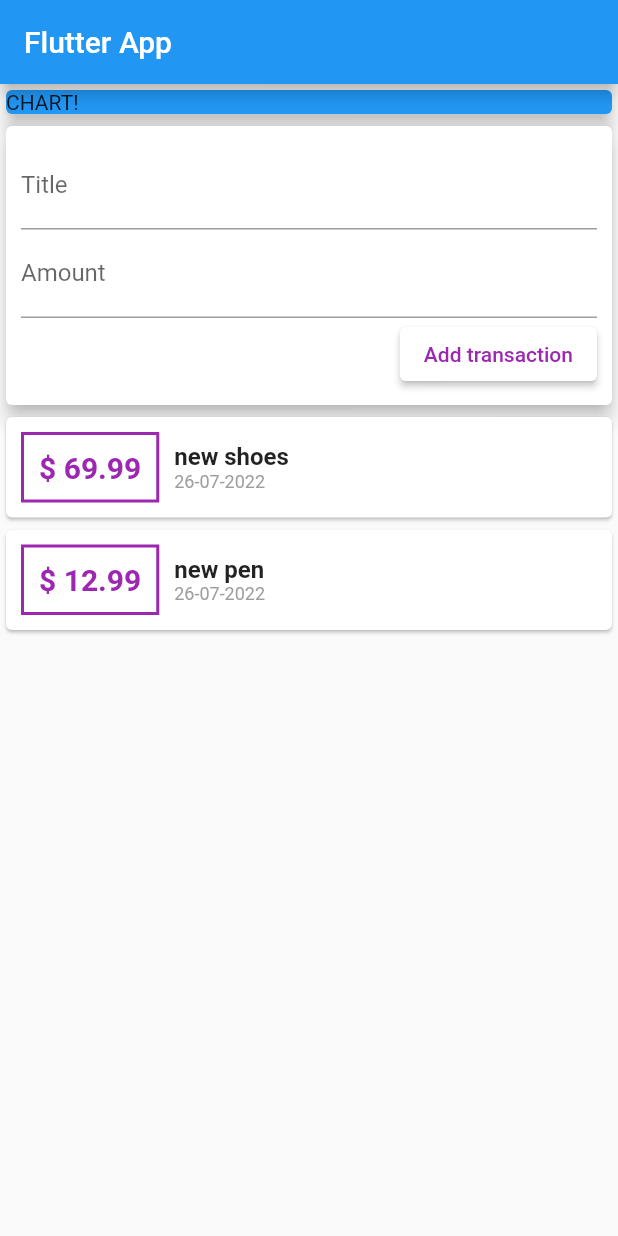
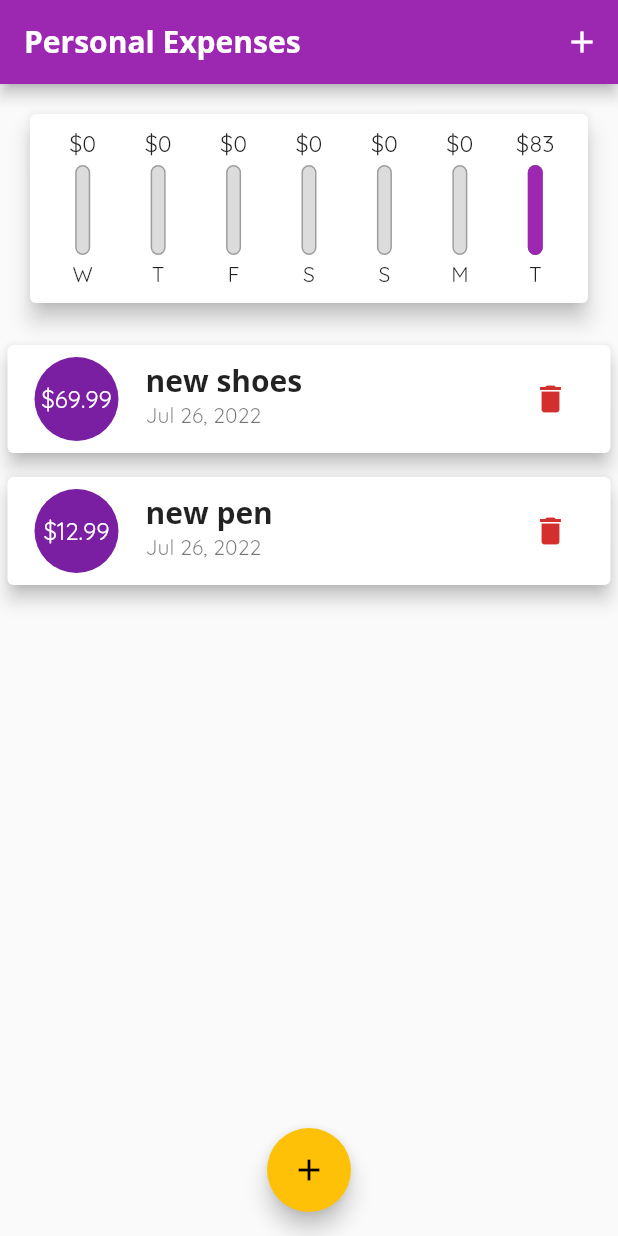
Before and after one commit to Marieftbr/flutter_transaction_app, a Flutter app: the screen it shows after launch, on a phone screen of 412 x 824 dp. Run offline on Flutter 3.47's test engine with Material 2 defaults, Android fonts, the phone set to English and light mode, and no system bars; Roboto replaces fonts that are missing (Open Sans).

Commit message:
add changes

```diff
--- a/lib/main.dart
+++ b/lib/main.dart
@@ -1,7 +1,9 @@
+import 'package:flutter/material.dart';
+
 import './widgets/new_transaction.dart';
-import 'package:flutter/material.dart';
 import './widgets/transaction_list.dart';
-import './widgets/user_transaction.dart';
+import './models/transaction.dart';
+import './widgets/chart.dart';
 
 void main() {
   runApp(MyApp());
@@ -11,39 +13,108 @@
   @override
   Widget build(BuildContext context) {
     return MaterialApp(
-      title: 'Flutter Demo',
+      title: 'Personal Expenses',
       theme: ThemeData(
-        primarySwatch: Colors.blue,
+        primarySwatch: Colors.purple,
+        accentColor: Colors.amber,
+        fontFamily: 'Quicksand',
+        appBarTheme: AppBarTheme(
+            titleTextStyle: TextStyle(
+          fontFamily: 'OpenSans',
+          fontSize: 20,
+          fontWeight: FontWeight.bold,
+        )),
       ),
       home: MyHomePage(),
     );
   }
 }
 
-class MyHomePage extends StatelessWidget {
-  // String titleInput = "";
-  // String amountInput = "";
-  final titleController = TextEditingController();
-  final amountController = TextEditingController();
+class MyHomePage extends StatefulWidget {
+  @override
+  _MyHomePageState createState() => _MyHomePageState();
+}
+
+class _MyHomePageState extends State<MyHomePage> {
+  final List<Transaction> _userTransactions = [
+    Transaction(
+        id: 't1', title: 'new shoes', amount: 69.99, date: DateTime.now()),
+    Transaction(id: 't2', title: 'new pen', amount: 12.99, date: DateTime.now())
+  ];
+
+  List<Transaction> get _recentTransactions {
+    return _userTransactions.where((tr) {
+      return tr.date.isAfter(
+        DateTime.now().subtract(
+          Duration(days: 7),
+        ),
+      );
+    }).toList();
+  }
+
+  void _addNewTransaction(
+      String trTitle, double trAmount, DateTime chosenDate) {
+    final newTr = Transaction(
+      title: trTitle,
+      amount: trAmount,
+      date: chosenDate,
+      id: DateTime.now().toString(),
+    );
+    // String titleInput = "";
+    setState(
+      () {
+        _userTransactions.add(newTr);
+      },
+    );
+  }
+
+  void _startAddNewTransaction(BuildContext ctx) {
+    showModalBottomSheet(
+      context: ctx,
+      builder: (_) {
+        return GestureDetector(
+          onTap: () {},
+          child: NewTransaction(_addNewTransaction),
+          behavior: HitTestBehavior.opaque,
+        );
+      },
+    );
+  }
+
+  void _deleteTransaction(String id) {
+    setState(() {
+      _userTransactions.removeWhere((tr) => tr.id == id);
+    });
+  }
 
   @override
   Widget build(BuildContext context) {
     return Scaffold(
       appBar: AppBar(
-        title: const Text('Flutter App'),
+        title: const Text(
+          'Personal Expenses',
+          style: TextStyle(fontFamily: 'Open Sans'),
+        ),
+        actions: [
+          IconButton(
+              onPressed: () => _startAddNewTransaction(context),
+              icon: const Icon(Icons.add))
+        ],
       ),
       body: SingleChildScrollView(
         child: Column(
           // mainAxisAlignment: MainAxisAlignment.spaceAround,
           crossAxisAlignment: CrossAxisAlignment.stretch,
           children: [
-            Card(
-                color: Colors.blue,
-                child: Container(width: double.infinity, child: Text('CHART!')),
-                elevation: 5),
-            UserTransaction(),
+            Chart(_recentTransactions),
+            TransactionList(_userTransactions, _deleteTransaction),
           ],
         ),
+      ),
+      floatingActionButtonLocation: FloatingActionButtonLocation.centerFloat,
+      floatingActionButton: FloatingActionButton(
+        child: Icon(Icons.add),
+        onPressed: (() => _startAddNewTransaction(context)),
       ),
     );
   }
--- /dev/null
+++ b/lib/widgets/chart.dart
@@ -0,0 +1,61 @@
+import 'package:flutter/material.dart';
+import '../models/transaction.dart';
+import './chart_bar.dart';
+import 'package:intl/intl.dart';
+
+class Chart extends StatelessWidget {
+  final List<Transaction> recentTransactions;
+
+  Chart(this.recentTransactions);
+
+  List<Map<String, Object>> get groupedTransactionValues {
+    return List.generate(7, (index) {
+      final weekDay = DateTime.now().subtract(Duration(days: index));
+      var totalSum = 0.0;
+
+      for (var i = 0; i < recentTransactions.length; i++) {
+        if (recentTransactions[i].date.day == weekDay.day &&
+            recentTransactions[i].date.month == weekDay.month &&
+            recentTransactions[i].date.year == weekDay.year) {
+          totalSum += recentTransactions[i].amount;
+        }
+      }
+
+      return {
+        'day': DateFormat.E().format(weekDay).substring(0, 1),
+        'amount': totalSum
+      };
+    }).reversed.toList();
+  }
+
+  double get totalSpending {
+    return groupedTransactionValues.fold(0.0, (sum, item) {
+      return sum + (item['amount'] as num);
+    });
+  }
+
+  @override
+  Widget build(BuildContext context) {
+    return Card(
+      elevation: 6,
+      margin: EdgeInsets.all(20),
+      child: Padding(
+        padding: EdgeInsets.all(10),
+        child: Row(
+          mainAxisAlignment: MainAxisAlignment.spaceAround,
+          children: groupedTransactionValues.map((data) {
+            return Flexible(
+              fit: FlexFit.tight,
+              child: ChartBar(
+                  data['day'].toString(),
+                  data['amount'] as double,
+                  totalSpending == 0.0
+                      ? 0.0
+                      : (data['amount'] as double) / totalSpending),
+            );
+          }).toList(),
+        ),
+      ),
+    );
+  }
+}
--- /dev/null
+++ b/lib/widgets/chart_bar.dart
@@ -0,0 +1,54 @@
+import 'package:flutter/material.dart';
+
+class ChartBar extends StatelessWidget {
+  final String label;
+  final double spendingAmount;
+  final double spendingPctOfTotal;
+
+  ChartBar(this.label, this.spendingAmount, this.spendingPctOfTotal);
+
+  @override
+  Widget build(BuildContext context) {
+    return Column(
+      children: [
+        Container(
+          height: 20,
+          child: FittedBox(
+            child: Text('\$${spendingAmount.toStringAsFixed(0)}'),
+          ),
+        ),
+        SizedBox(
+          height: 4,
+        ),
+        Container(
+          height: 60,
+          width: 10,
+          child: Stack(
+            children: [
+              Container(
+                decoration: BoxDecoration(
+                  border: Border.all(color: Colors.grey, width: 1.0),
+                  color: Color.fromRGBO(220, 220, 220, 1),
+                  borderRadius: BorderRadius.circular(10),
+                ),
+              ),
+              FractionallySizedBox(
+                heightFactor: spendingPctOfTotal,
+                child: Container(
+                  decoration: BoxDecoration(
+                    color: Theme.of(context).primaryColor,
+                    borderRadius: BorderRadius.circular(10),
+                  ),
+                ),
+              ),
+            ],
+          ),
+        ),
+        SizedBox(
+          height: 4,
+        ),
+        Text(label),
+      ],
+    );
+  }
+}
--- a/lib/widgets/transaction_list.dart
+++ b/lib/widgets/transaction_list.dart
@@ -4,48 +4,64 @@
 
 class TransactionList extends StatelessWidget {
   final List<Transaction> transactions;
+  final Function deleteTr;
 
-  TransactionList(this.transactions);
+  TransactionList(this.transactions, this.deleteTr);
 
   @override
   Widget build(BuildContext context) {
     return Container(
       height: 300,
-      child: ListView(
-          children: transactions.map((transaction) {
-        return Card(
-            child: Row(
-          children: [
-            Container(
-              margin: EdgeInsets.all(10),
-              decoration: BoxDecoration(
-                  border: Border.all(color: Colors.purple, width: 2)),
-              padding: EdgeInsets.all(10),
-              child: Text(
-                '\$ ${transaction.amount}',
-                style: const TextStyle(
-                    fontWeight: FontWeight.bold,
-                    fontSize: 20,
-                    color: Colors.purple),
-              ),
-            ),
-            Column(
-              crossAxisAlignment: CrossAxisAlignment.start,
+      child: transactions.isEmpty
+          ? Column(
               children: [
                 Text(
-                  transaction.title,
-                  style: const TextStyle(
-                      fontWeight: FontWeight.bold, fontSize: 16),
+                  'No Transactions added yet!',
                 ),
-                Text(
-                  DateFormat('dd-MM-yyyy').format(transaction.date),
-                  style: const TextStyle(color: Colors.grey, fontSize: 12),
-                )
+                SizedBox(
+                  height: 20,
+                ),
+                Container(
+                  height: 200,
+                  child: Image.asset('assets/images/waiting.png',
+                      fit: BoxFit.cover),
+                ),
               ],
             )
-          ],
-        ));
-      }).toList()),
+          : ListView.builder(
+              itemBuilder: (ctx, index) {
+                return Card(
+                  elevation: 5,
+                  margin: EdgeInsets.symmetric(vertical: 8, horizontal: 5),
+                  child: ListTile(
+                    leading: CircleAvatar(
+                      radius: 30,
+                      child: Padding(
+                        padding: EdgeInsets.all(6),
+                        child: FittedBox(
+                          child: Text('\$${transactions[index].amount}'),
+                        ),
+                      ),
+                    ),
+                    title: Text(transactions[index].title,
+                        style: TextStyle(
+                          fontFamily: 'OpenSans',
+                          fontSize: 20,
+                          fontWeight: FontWeight.bold,
+                        )),
+                    subtitle: Text(
+                      DateFormat.yMMMd().format(transactions[index].date),
+                    ),
+                    trailing: IconButton(
+                      icon: Icon(Icons.delete),
+                      color: Theme.of(context).errorColor,
+                      onPressed: () => deleteTr(transactions[index]),
+                    ),
+                  ),
+                );
+              },
+              itemCount: transactions.length,
+            ),
     );
   }
 }
--- a/lib/widgets/user_transaction.dart
+++ /dev/null
@@ -1,40 +0,0 @@
-import 'package:flutter/material.dart';
-import './new_transaction.dart';
-import './transaction_list.dart';
-import '../models/transaction.dart';
-
-class UserTransaction extends StatefulWidget {
-  @override
-  _UserTransactionState createState() => _UserTransactionState();
-}
-
-class _UserTransactionState extends State<UserTransaction> {
-  final List<Transaction> _userTransactions = [
-    Transaction(
-        id: 't1', title: 'new shoes', amount: 69.99, date: DateTime.now()),
-    Transaction(id: 't2', title: 'new pen', amount: 12.99, date: DateTime.now())
-  ];
-
-  void _addNewTransaction(String trTitle, double trAmount) {
-    final newTr = Transaction(
-      id: DateTime.now().toString(),
-      title: trTitle,
-      amount: trAmount,
-      date: DateTime.now(),
-    );
-
-    setState(() {
-      _userTransactions.add(newTr);
-    });
-  }
-
-  @override
-  Widget build(BuildContext context) {
-    return Column(
-      children: [
-        NewTransaction(_addNewTransaction),
-        TransactionList(_userTransactions),
-      ],
-    );
-  }
-}
```
Also changed, not shown: lib/widgets/new_transaction.dart (+77 -13 lines).
